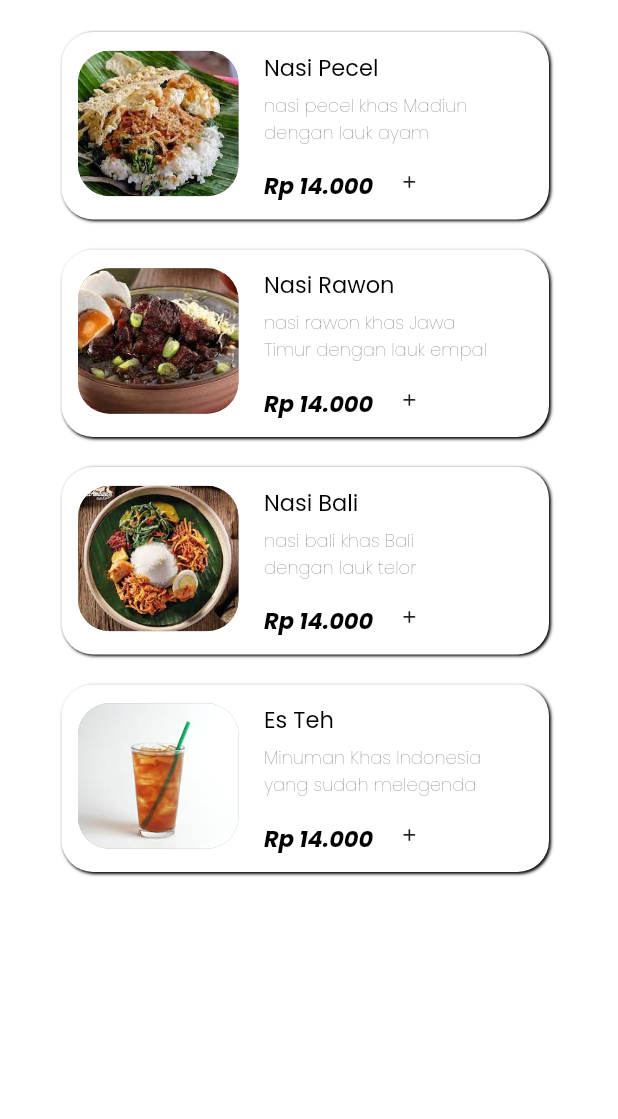
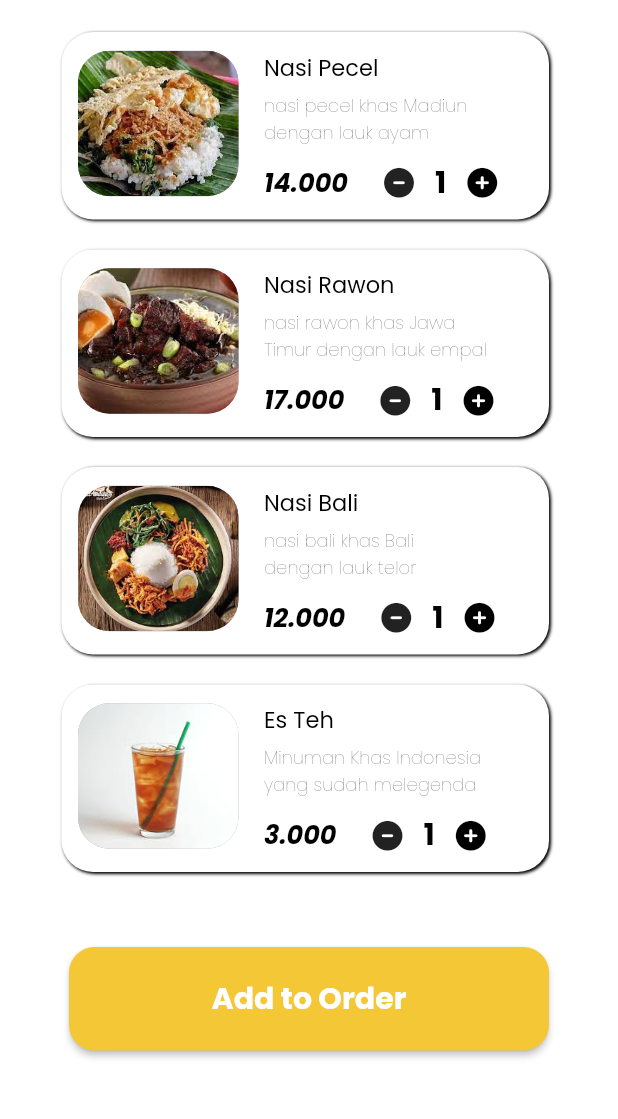
Before and after one commit to Ach-muchlas/myKasir, a Flutter app: the screen it shows after launch, on a phone screen of 412 x 824 dp, the part 82-1201 px from its top. Run offline on Flutter 3.47's test engine with Material 2 defaults, Android fonts, the phone set to English and light mode, and no system bars; our stand-ins replace font_awesome_flutter, google_fonts.

Commit message:
Menyelesaikan Layout Menu dan Menambahkan class untuk layout transaksi

```diff
--- a/lib/Material/Widget/barMenu.dart
+++ b/lib/Material/Widget/barMenu.dart
@@ -8,11 +8,13 @@ class BarMenu extends StatelessWidget {
       {super.key,
       required this.imageData,
       required this.namaItem,
-      required this.penjelasanItem});
+      required this.penjelasanItem,
+      required this.harga});
 
   final AssetImage imageData;
   final String namaItem;
   final String penjelasanItem;
+  final String harga;
 
   @override
   Widget build(BuildContext context) {
@@ -36,7 +38,7 @@ class BarMenu extends StatelessWidget {
           Container(
             height: 97,
             width: 107,
-            margin: EdgeInsets.only(left: 11, bottom: 12, top: 9),
+            margin: const EdgeInsets.only(left: 11, bottom: 12, top: 9),
             decoration: BoxDecoration(
                 image: DecorationImage(
                   image: imageData,
@@ -49,13 +51,13 @@ class BarMenu extends StatelessWidget {
             crossAxisAlignment: CrossAxisAlignment.start,
             children: [
               Container(
-                  padding: EdgeInsets.only(left: 17, top: 12, bottom: 5),
+                  padding: const EdgeInsets.only(left: 17, top: 12, bottom: 5),
                   child: Text(
                     namaItem,
                     style: MyTypography.Reguler.copyWith(color: Colors.black),
                   )),
               Container(
-                padding: EdgeInsets.only(left: 17),
+                padding: const EdgeInsets.only(left: 17),
                 child: Text(
                   penjelasanItem,
                   textAlign: TextAlign.left,
@@ -64,23 +66,30 @@ class BarMenu extends StatelessWidget {
                 ),
               ),
               Row(
-                mainAxisAlignment: MainAxisAlignment.spaceEvenly,
                 children: [
-                  Container(
-                    padding: EdgeInsets.only(top: 5, left: 17),
-                    child: Text(
-                      'Rp 14.000',
+                  const SizedBox(
+                    width: 17,
+                  ),
+                  Text(harga,
                       style: MyTypography.LargeBoldItalic.copyWith(
-                          color: Colors.black),
+                          color: Colors.black)),
+                  Padding(
+                    padding: const EdgeInsets.only(left: 10),
+                    child: IconButton(
+                      onPressed: () {},
+                      icon: const FaIcon(FontAwesomeIcons.circleMinus),
+                      iconSize: 20,
                     ),
                   ),
+                  Text('1',
+                      style: MyTypography.LargeBold2.copyWith(
+                          color: Colors.black)),
                   IconButton(
-                    onPressed: () {
-                      print('Hallo');
-                    },
-                    icon: FaIcon(FontAwesomeIcons.plus),
-                    iconSize: 10,
-                  )
+                    onPressed: () {},
+                    icon: const FaIcon(FontAwesomeIcons.circlePlus),
+                    iconSize: 20,
+                    color: Colors.black,
+                  ),
                 ],
               )
             ],
--- a/lib/Material/Widget/customButton.dart
+++ b/lib/Material/Widget/customButton.dart
@@ -9,12 +9,19 @@ class CustomButton extends StatelessWidget {
 
   @override
   Widget build(BuildContext context) {
+    // ignore: avoid_unnecessary_containers
     return Container(
-      height: 338,
-      width: 69,
-      decoration: BoxDecoration(
-          borderRadius: BorderRadius.circular(17), color: MyColors.kuning),
-      child: ElevatedButton(onPressed: onTap, child: txtButton),
+      margin: const EdgeInsets.only(top: 50),
+      height: 69,
+      width: 320,
+      child: ElevatedButton(
+          style: ElevatedButton.styleFrom(
+              primary: MyColors.kuning,
+              shape: RoundedRectangleBorder(
+                borderRadius: BorderRadius.circular(17),
+              )),
+          onPressed: onTap,
+          child: txtButton),
     );
   }
 }
--- a/lib/Material/typografi/my_Typography.dart
+++ b/lib/Material/typografi/my_Typography.dart
@@ -5,7 +5,7 @@ class MyTypography {
   static final LargeBold =
       GoogleFonts.poppins().copyWith(fontSize: 35, fontWeight: FontWeight.bold);
   static final LargeBoldItalic = GoogleFonts.poppins().copyWith(
-      fontSize: 15, fontStyle: FontStyle.italic, fontWeight: FontWeight.bold);
+      fontSize: 17, fontStyle: FontStyle.italic, fontWeight: FontWeight.bold);
   static final LargeBold2 =
       GoogleFonts.poppins().copyWith(fontSize: 20, fontWeight: FontWeight.bold);
   static final Reguler = GoogleFonts.poppins().copyWith(fontSize: 15);
--- a/lib/pages/homePages.dart
+++ b/lib/pages/homePages.dart
@@ -1,5 +1,6 @@
 import 'package:flutter/material.dart';
 import 'package:tugas_pab/Material/Widget/barMenu.dart';
+import 'package:tugas_pab/Material/Widget/customButton.dart';
 import 'package:tugas_pab/Material/color/my_Colors.dart';
 import 'package:tugas_pab/Material/typografi/my_Typography.dart';
 
@@ -27,7 +28,7 @@ class _HomePagesState extends State<HomePages> {
             style: MyTypography.LargeBold.copyWith(
                 color: MyColors.kuning,
                 shadows: <Shadow>[
-                  Shadow(
+                  const Shadow(
                       offset: Offset(1, 1), blurRadius: 5, color: Colors.grey)
                 ])),
         centerTitle: false,
@@ -37,27 +38,39 @@ class _HomePagesState extends State<HomePages> {
         height: double.infinity,
         width: double.infinity,
         child: Column(
+          // ignore: prefer_const_literals_to_create_immutables
           children: [
-            BarMenu(
+            const BarMenu(
               imageData: AssetImage('assets/images/nasiPecel.jpg'),
               namaItem: 'Nasi Pecel',
               penjelasanItem: pNasiPecel,
+              harga: '14.000',
             ),
-            BarMenu(
+            const BarMenu(
               imageData: AssetImage('assets/images/nasiRawon.jpg'),
               namaItem: 'Nasi Rawon',
               penjelasanItem: pNasiRawon,
+              harga: '17.000',
             ),
-            BarMenu(
+            const BarMenu(
               imageData: AssetImage('assets/images/nasiBali.jpg'),
               namaItem: 'Nasi Bali',
               penjelasanItem: pNasiBali,
+              harga: '12.000',
             ),
-            BarMenu(
+            const BarMenu(
               imageData: AssetImage('assets/images/esTeh.jpg'),
               namaItem: 'Es Teh',
               penjelasanItem: pEsTeh,
-            )
+              harga: '3.000',
+            ),
+            CustomButton(
+                txtButton: Text('Add to Order',
+                    style:
+                        MyTypography.LargeBold2.copyWith(color: Colors.white)),
+                onTap: () {
+                  print('Hadir');
+                })
           ],
         ),
       ),
```
Also changed, not shown: lib/pages/transactionPages.dart (added).
